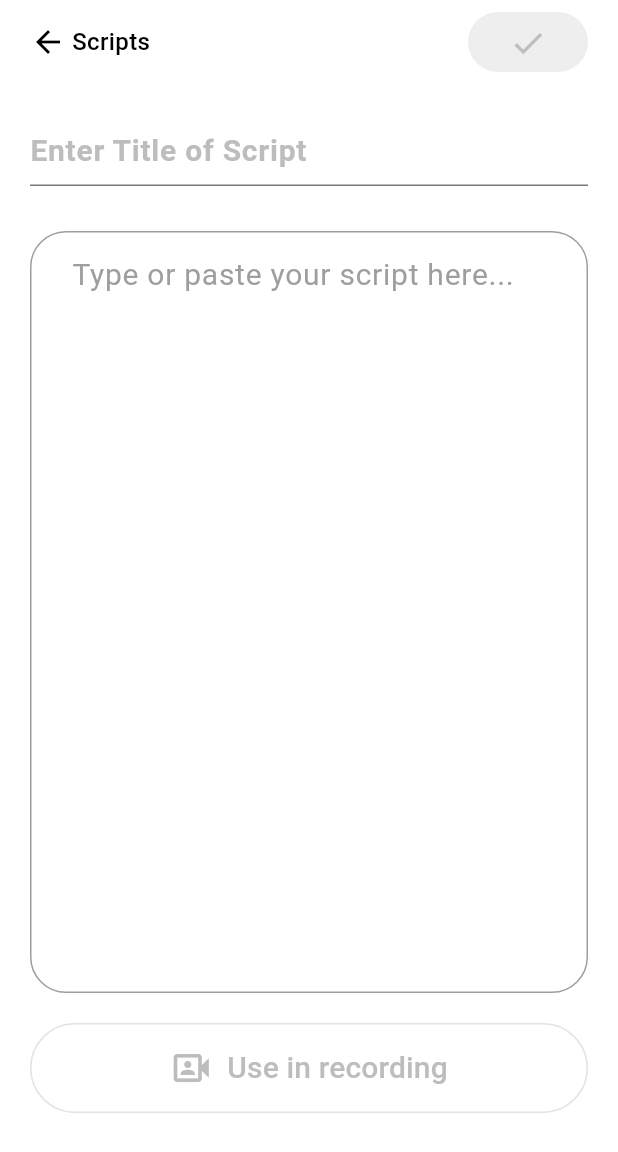
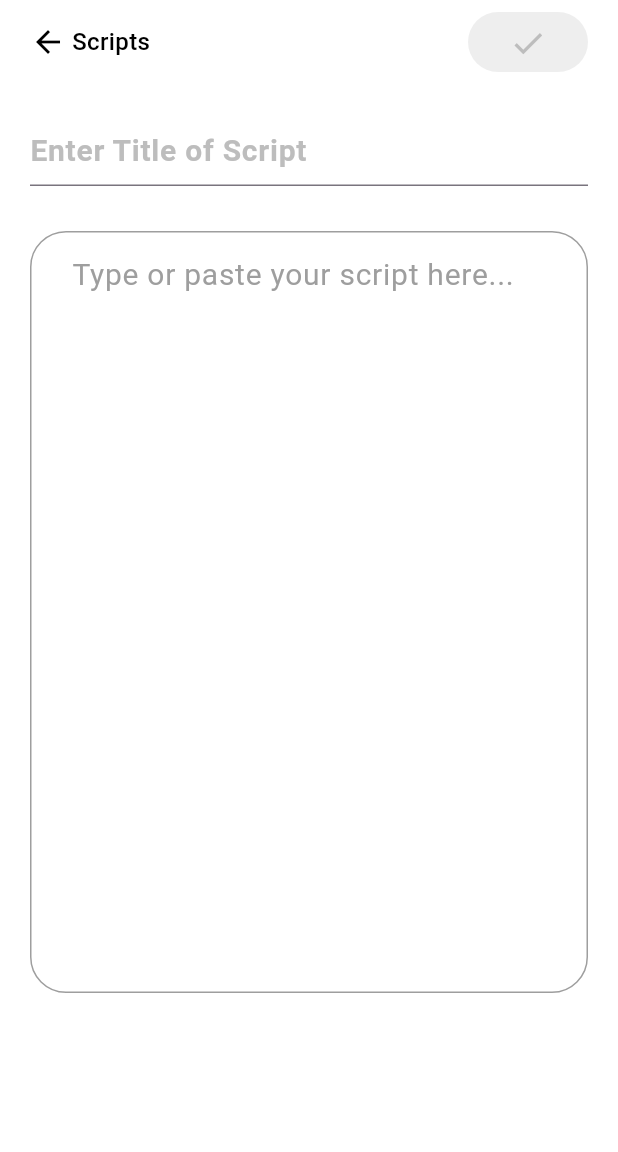
Before and after one commit to iftekar2/teleprompter_camera_app, a Flutter app: the Createscript screen opened directly, on a phone screen of 412 x 824 dp. Shown: the top 1152 px of the screen. Run offline on Flutter 3.47's test engine with Material 3 defaults, Android fonts, the phone set to English and light mode, and no system bars; our stand-ins replace camera; missing offline and left inert: gal.

Commit message:
Removing bottom record button from Create Script page

```diff
--- a/lib/components/CreateScript.dart
+++ b/lib/components/CreateScript.dart
@@ -178,39 +178,39 @@ class _CreatescriptState extends State<Createscript> {
                 ),
               ),
 
-              const SizedBox(height: 20),
-              SizedBox(
-                height: 60,
-                child: OutlinedButton(
-                  onPressed: _isFormValid
-                      ? () {
-                          widget.onUseInRecording?.call(
-                            _titleController.text.trim(),
-                            _scriptController.text.trim(),
-                          );
-                        }
-                      : null,
+              // const SizedBox(height: 20),
+              // SizedBox(
+              //   height: 60,
+              //   child: OutlinedButton(
+              //     onPressed: _isFormValid
+              //         ? () {
+              //             widget.onUseInRecording?.call(
+              //               _titleController.text.trim(),
+              //               _scriptController.text.trim(),
+              //             );
+              //           }
+              //         : null,
 
-                  child: Center(
-                    child: Row(
-                      mainAxisSize: MainAxisSize.min,
-                      children: [
-                        Icon(
-                          Icons.video_camera_front_outlined,
-                          size: 28,
-                          color: buttonColor,
-                        ),
+              //     child: Center(
+              //       child: Row(
+              //         mainAxisSize: MainAxisSize.min,
+              //         children: [
+              //           Icon(
+              //             Icons.video_camera_front_outlined,
+              //             size: 28,
+              //             color: buttonColor,
+              //           ),
 
-                        const SizedBox(width: 10),
-                        Text(
-                          "Use in recording",
-                          style: TextStyle(fontSize: 20, color: buttonColor),
-                        ),
-                      ],
-                    ),
-                  ),
-                ),
-              ),
+              //           const SizedBox(width: 10),
+              //           Text(
+              //             "Use in recording",
+              //             style: TextStyle(fontSize: 20, color: buttonColor),
+              //           ),
+              //         ],
+              //       ),
+              //     ),
+              //   ),
+              // ),
             ],
           ),
         ),
```
